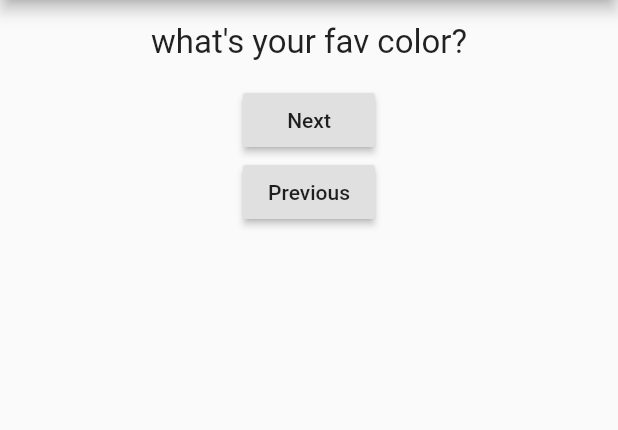
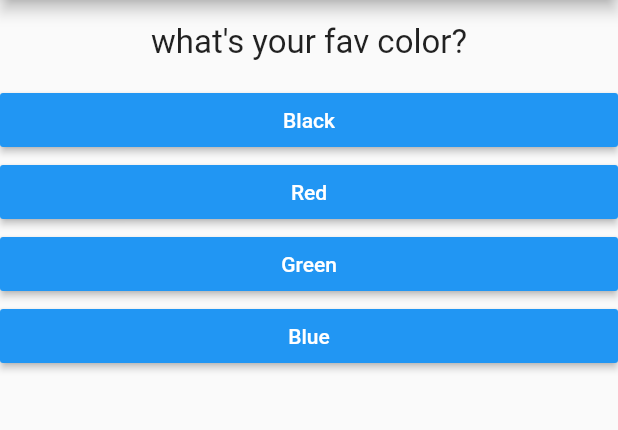
Before and after one commit to nawal-neeraj/myApp, a Flutter app: the screen it shows after launch, on a phone screen of 412 x 824 dp, the part 84-514 px from its top. Run offline on Flutter 3.47's test engine with Material 2 defaults, Android fonts, the phone set to English and light mode, and no system bars.

Commit message:
Quiz Game

```diff
--- /dev/null
+++ b/lib/answers.dart
@@ -0,0 +1,22 @@
+import 'dart:ui';
+
+import 'package:flutter/material.dart';
+
+class Answers extends StatelessWidget {
+  final Function selectHandler;
+  final String answerText;
+
+  Answers(this.selectHandler, this.answerText);
+
+  @override
+  Widget build(BuildContext context) {
+    return Container(
+        width: double.infinity,
+        child: RaisedButton(
+          color: Colors.blue,
+          textColor: Colors.white,
+          child: Text(answerText),
+          onPressed: selectHandler,
+        ));
+  }
+}
--- a/lib/main.dart
+++ b/lib/main.dart
@@ -1,5 +1,6 @@
 import 'package:flutter/material.dart';
-import './Questions.dart';
+import './quiz.dart';
+import './result.dart';
 
 // void main() {
 //   runApp(myApp());
@@ -16,52 +17,47 @@ class myApp extends StatefulWidget {
 
 class _myAppState extends State<myApp> {
   var _questionIndex = 0;
-  void questionAns() {
+  var _totalScore = 0;
+  final _question = const [
+    {
+      'questionText': 'what\'s your fav color?',
+      'answer': [{'text':'Black', 'score':4}, {'text':'Red', 'score':2}, {'text':'Green', 'score':5}, {'text':'Blue','score':8}]
+    },
+    {
+      'questionText': 'what\'s your fav animal?',
+      'answer': [{'text':'Tiger', 'score':5}, {'text':'Rabbite', 'score':4}, {'text':'Dog', 'score':8}, {'text':'Lion', 'score':7}]
+    },
+    {
+      'questionText': 'what\'s your fav Programming Language?',
+      'answer': [{'text':'C', 'score':4}, {'text':'C++', 'score':5}, {'text':'JAVA','score':6}, {'text':'JAVASCRIPT', 'score':7}]
+    },
+  ];
+  void _questionAns(int score) {
+    _totalScore += score;
     setState(() {
       _questionIndex = _questionIndex + 1;
     });
-    print(_questionIndex);
   }
 
-  qestionAndP(questions) {
-    print(_questionIndex);
+  void _resetQuiz(){
     setState(() {
-      if (_questionIndex <= questions.length - questions.length) {
-        _questionIndex = 0;
-      } else {
-        _questionIndex = _questionIndex - 1;
-      }
+      _questionIndex = 0;
+      _totalScore = 0;
     });
   }
 
   @override
   Widget build(BuildContext context) {
-    var questions = [
-      'what\'s your fav color?',
-      'what\'s your fav animal?',
-    ];
     return MaterialApp(
       home: Scaffold(
         appBar: AppBar(
           title: Text('My App'),
         ),
-        body: Column(
-          children: [
-            Questions(questions[_questionIndex]),
-            RaisedButton(
-              child: Text('Next'),
-              onPressed: questionAns,
-            ),
-            RaisedButton(
-              child: Text('Previous'),
-              onPressed: () =>  qestionAndP(questions),
-            ),
-            // RaisedButton(
-            //   child: Text('Test2'),
-            //   onPressed: () => {print('Answer3')},
-            // ),
-          ],
-        ),
+        body:
+        _questionIndex < _question.length
+            ?
+            quiz(answerQuestion: _questionAns,  question: _question, questionIndex: _questionIndex )
+            : result(_totalScore, _resetQuiz),
       ),
     );
   }
--- a/lib/Questions.dart
+++ b/lib/questions.dart
@@ -1,9 +1,9 @@
 import 'package:flutter/material.dart';
 
-class Questions extends StatelessWidget {
+class questions extends StatelessWidget {
   final String questionText;
 
-  Questions(this.questionText);
+  questions(this.questionText);
   @override
   Widget build(BuildContext context) {
     return Container(
--- /dev/null
+++ b/lib/quiz.dart
@@ -0,0 +1,26 @@
+import 'package:flutter/material.dart';
+import './questions.dart';
+import './answers.dart';
+
+class quiz extends StatelessWidget {
+  final List<Map<String, Object>> question;
+  final Function answerQuestion;
+  final int questionIndex;
+
+  quiz(
+      {@required this.answerQuestion,
+      @required this.question,
+      @required this.questionIndex});
+
+  @override
+  Widget build(BuildContext context) {
+    return Column(
+      children: [
+        questions(question[questionIndex]['questionText'] as String ),
+        ...(question[questionIndex]['answer'] as List<Map<String, Object>>).map((answer) {
+          return Answers(() => answerQuestion(answer['score']), answer['text'] as String);
+        }).toList(),
+      ],
+    );
+  }
+}
```
Also changed, not shown: lib/result.dart (added, +40 -0 lines).
